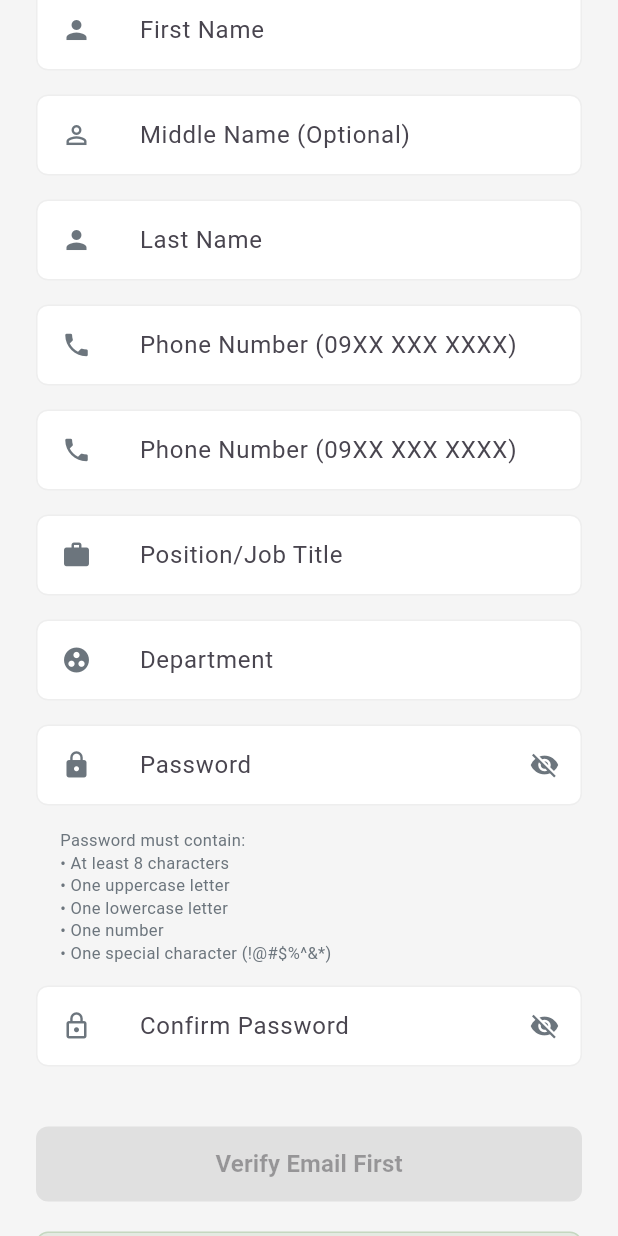
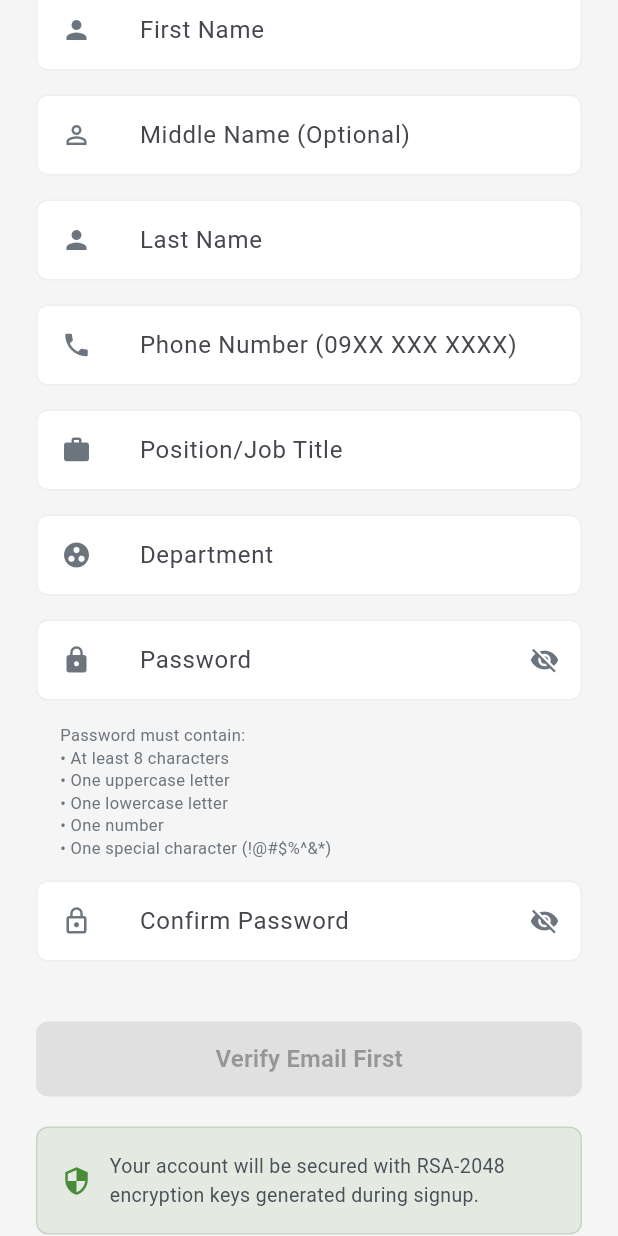
Before and after one commit to Edward1326/Health_Share_Org, a Flutter app: the SignupPage screen opened by its route, scrolled down 576 dp, on a phone screen of 412 x 824 dp. Run offline on Flutter 3.47's test engine with Material 3 defaults, Android fonts, the phone set to English and light mode, and no system bars; our stand-ins replace convert, flutter_dotenv, image_picker, shared_preferences, supabase_flutter; missing offline and left inert: asn1lib, bs58, cryptography, dart:html, dart:ui_web, pointycastle and 1 more; accounts and stored records are empty.

Commit message:
Quick Fixes

```diff
--- a/lib/services/signup.dart
+++ b/lib/services/signup.dart
@@ -771,26 +771,6 @@ class _SignupPageState extends State<SignupPage> {
                           controller: _contactNumberController,
                           keyboardType: TextInputType.phone,
                           inputFormatters: [
-                            InputFormatters.phoneFormatter,
-                            LengthLimitingTextInputFormatter(15),
-                          ],
-                          decoration: const InputDecoration(
-                            hintText: 'Phone Number (09XX XXX XXXX)',
-                            border: InputBorder.none,
-                            contentPadding: EdgeInsets.symmetric(
-                                horizontal: 16, vertical: 12),
-                          ),
-                          validator: InputValidators.validatePhilippinePhone,
-                        ),
-                        icon: Icons.phone,
-                      ),
-
-                      // Contact info with validation
-                      _buildInputField(
-                        child: TextFormField(
-                          controller: _contactNumberController,
-                          keyboardType: TextInputType.phone,
-                          inputFormatters: [
                             FilteringTextInputFormatter
                                 .digitsOnly, // Only allow digits
                             LengthLimitingTextInputFormatter(
```
Also changed, not shown: lib/pages/admin/patientslist.dart (+0 -14 lines).
